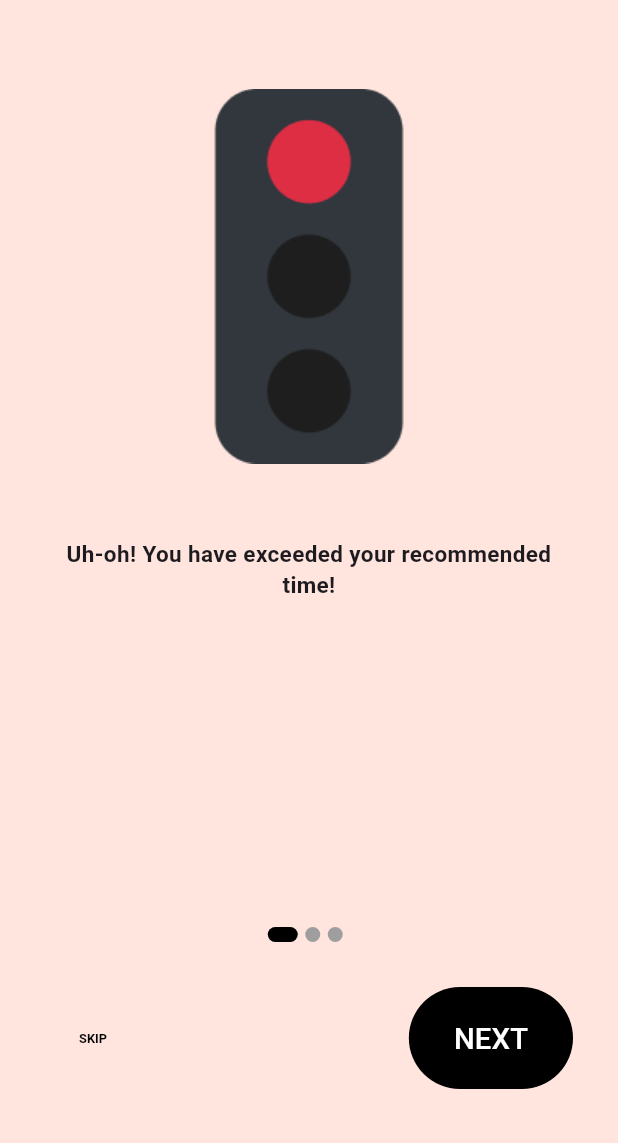
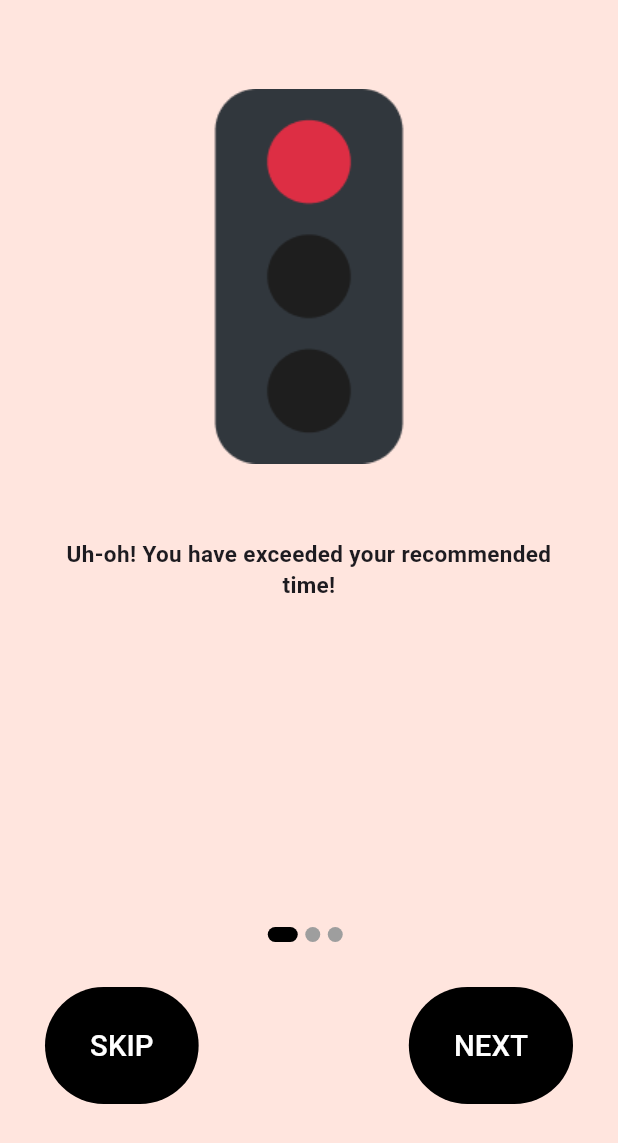
Before and after one commit to Lo-Yan/HydroMind-App, a Flutter app: the OnboardingScreen screen opened directly, on a phone screen of 412 x 824 dp. Shown: the top 1143 px of the screen. Run offline on Flutter 3.47's test engine with Material 2 defaults, Android fonts, the phone set to English and light mode, and no system bars; our stand-ins replace firebase_core, fl_chart, font_awesome_flutter; missing offline and left inert: mqtt_client; accounts and stored records are empty; Roboto replaces fonts that are missing (Mulish).

Commit message:
Fix #5
edited onboarding screen skip button to be similar to next button, aesthetics lmao

```diff
--- a/lib/screens/onboarding_screen.dart
+++ b/lib/screens/onboarding_screen.dart
@@ -56,6 +56,24 @@ class _OnboardingScreenState extends State<OnboardingScreen> {
       MaterialPageRoute(builder: (context) => ChooseUserScreen()),
     );
   }
+
+ElevatedButton _buildSkipButton() {
+  return ElevatedButton(
+    onPressed: skipOnboarding,
+    style: ElevatedButton.styleFrom(
+      primary: Colors.black,
+      shape: RoundedRectangleBorder(
+        borderRadius: BorderRadius.circular(50),
+      ),
+      elevation: 0,
+      padding: const EdgeInsets.symmetric(horizontal: 30, vertical: 25), // Adjust the padding
+    ),
+    child: const Text(
+      "SKIP", // Add the text to be displayed on the button
+      style: TextStyle(color: Colors.white, fontSize: 19.5), // Increase font size by 2.0
+    ),
+  );
+}
 
   @override
   Widget build(BuildContext context) {
@@ -131,9 +149,7 @@ class _OnboardingScreenState extends State<OnboardingScreen> {
                                   borderRadius: BorderRadius.circular(50),
                                 ),
                                 elevation: 0,
-                                padding: (width <= 550)
-                                    ? const EdgeInsets.symmetric(horizontal: 100, vertical: 20)
-                                    : EdgeInsets.symmetric(horizontal: width * 0.2, vertical: 25),
+                                padding: const EdgeInsets.symmetric(horizontal: 100, vertical: 20),
                               ),
                             ),
                           )
@@ -142,20 +158,7 @@ class _OnboardingScreenState extends State<OnboardingScreen> {
                             child: Row(
                               mainAxisAlignment: MainAxisAlignment.spaceBetween,
                               children: [
-                                TextButton(
-                                  onPressed: skipOnboarding,
-                                  child: const Text(
-                                    "SKIP",
-                                    style: TextStyle(color: Colors.black, fontSize: 8.5), // Increase font size by 2.0
-                                  ),
-                                  style: TextButton.styleFrom(
-                                    elevation: 0,
-                                    textStyle: TextStyle(
-                                      fontWeight: FontWeight.w600,
-                                      fontSize: (width <= 550) ? 6.5 : 8.5,
-                                    ),
-                                  ),
-                                ),
+                                _buildSkipButton(), // Use the same style as the "Next" button
                                 ElevatedButton(
                                   onPressed: () {
                                     _controller.nextPage(
@@ -173,9 +176,7 @@ class _OnboardingScreenState extends State<OnboardingScreen> {
                                       borderRadius: BorderRadius.circular(50),
                                     ),
                                     elevation: 0,
-                                    padding: (width <= 550)
-                                        ? const EdgeInsets.symmetric(horizontal: 30, vertical: 20)
-                                        : const EdgeInsets.symmetric(horizontal: 30, vertical: 25),
+                                    padding: const EdgeInsets.symmetric(horizontal: 30, vertical: 25),
                                   ),
                                 ),
                               ],
```
